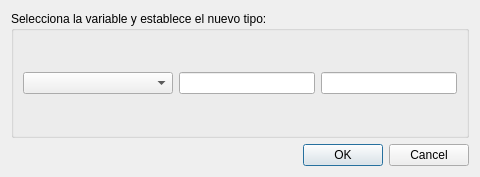
This is forms/transformar.ui in yerayrm/ULLRToolbox-Gui as Qt 5 draws it before an edit. The edited form follows.
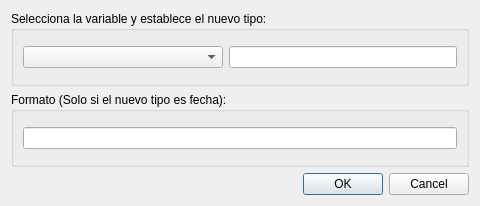
This is the edited form.

What changed in the file:
```diff
--- a/forms/transformar.ui
+++ b/forms/transformar.ui
@@ -7,7 +7,7 @@
     <x>0</x>
     <y>0</y>
     <width>480</width>
-    <height>177</height>
+    <height>206</height>
    </rect>
   </property>
   <property name="windowTitle">
@@ -22,25 +22,34 @@
         <string>Selecciona la variable y establece el nuevo tipo:</string>
        </property>
        <layout class="QGridLayout" name="gridLayout_3">
-        <item row="1" column="2">
-         <widget class="QLineEdit" name="le_tipo_actual"/>
-        </item>
         <item row="1" column="1">
          <widget class="QComboBox" name="cb_variable">
           <property name="minimumSize">
            <size>
-            <width>150</width>
+            <width>200</width>
             <height>0</height>
            </size>
           </property>
          </widget>
         </item>
-        <item row="1" column="3">
+        <item row="1" column="2">
          <widget class="QLineEdit" name="le_tipo_nuevo"/>
         </item>
        </layout>
       </widget>
      </item>
+     <item row="1" column="0">
+      <widget class="QGroupBox" name="groupBox_2">
+       <property name="title">
+        <string>Formato (Solo si el nuevo tipo es fecha):</string>
+       </property>
+       <layout class="QGridLayout" name="gridLayout_4">
+        <item row="0" column="0">
+         <widget class="QLineEdit" name="le_formato"/>
+        </item>
+       </layout>
+      </widget>
+     </item>
     </layout>
    </item>
    <item row="2" column="0" colspan="2">
```
